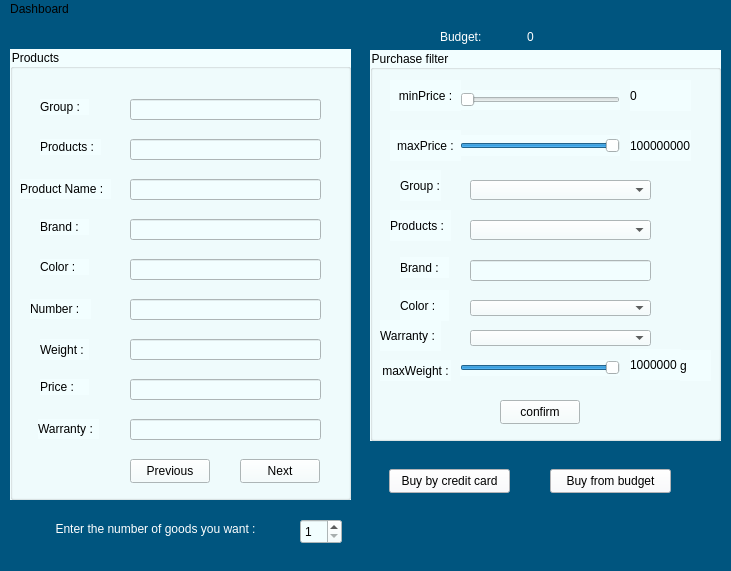
This is Login_And_Admin/client.ui in AP-projects-4001/esm-nadarim as Qt 5 draws it before an edit. The edited form follows.
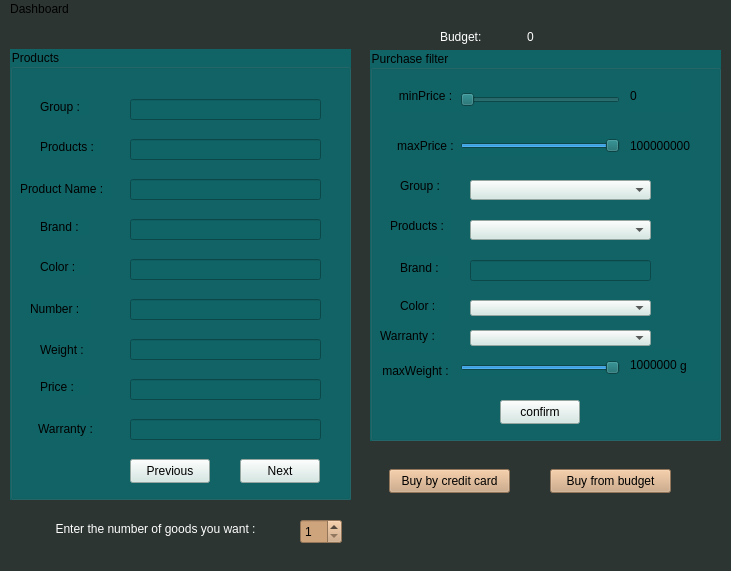
This is the edited form.

```diff
--- a/Login_And_Admin/client.ui
+++ b/Login_And_Admin/client.ui
@@ -26,7 +26,7 @@
    <string>MainWindow</string>
   </property>
   <property name="styleSheet">
-   <string notr="true">background-color: rgb(0, 85, 127);</string>
+   <string notr="true">background-color: #2C3531</string>
   </property>
   <widget class="QWidget" name="centralwidget">
    <widget class="QGroupBox" name="groupBox_2">
@@ -39,7 +39,7 @@
      </rect>
     </property>
     <property name="styleSheet">
-     <string notr="true">background-color: rgb(242, 254, 255);
+     <string notr="true">background-color: #116466;
 font: 600 9pt &quot;Segoe UI&quot;;</string>
     </property>
     <property name="title">
@@ -162,6 +162,9 @@
        <height>20</height>
       </rect>
      </property>
+     <property name="styleSheet">
+      <string notr="true">background-color: #D1E8E2</string>
+     </property>
      <item>
       <property name="text">
        <string/>
@@ -222,6 +225,9 @@
        <height>20</height>
       </rect>
      </property>
+     <property name="styleSheet">
+      <string notr="true">background-color: #D1E8E2</string>
+     </property>
      <item>
       <property name="text">
        <string/>
@@ -308,7 +314,7 @@
       </rect>
      </property>
      <property name="styleSheet">
-      <string notr="true"/>
+      <string notr="true">background-color: #D1E8E2</string>
      </property>
      <item>
       <property name="text">
@@ -422,6 +428,9 @@
        <height>24</height>
       </rect>
      </property>
+     <property name="styleSheet">
+      <string notr="true">background-color: #D1E8E2</string>
+     </property>
      <property name="text">
       <string>confirm</string>
      </property>
@@ -451,6 +460,9 @@
        <height>16</height>
       </rect>
      </property>
+     <property name="styleSheet">
+      <string notr="true">background-color: #D1E8E2</string>
+     </property>
      <item>
       <property name="text">
        <string/>
@@ -582,7 +594,8 @@
      </rect>
     </property>
     <property name="styleSheet">
-     <string notr="true">background-color: rgb(242, 254, 255);</string>
+     <string notr="true">background-color: rgb(206, 164, 124);
+font: 600 9pt &quot;Segoe UI&quot;;</string>
     </property>
     <property name="minimum">
      <number>1</number>
@@ -621,7 +634,7 @@
      </rect>
     </property>
     <property name="styleSheet">
-     <string notr="true">background-color: rgb(242, 254, 255);
+     <string notr="true">background-color: #116466;
 font: 600 9pt &quot;Segoe UI&quot;;</string>
     </property>
     <property name="title">
@@ -844,6 +857,10 @@
        <height>21</height>
       </rect>
      </property>
+     <property name="styleSheet">
+      <string notr="true">border-color: rgb(206, 164, 124);
+</string>
+     </property>
      <property name="readOnly">
       <bool>true</bool>
      </property>
@@ -870,6 +887,9 @@
        <height>24</height>
       </rect>
      </property>
+     <property name="styleSheet">
+      <string notr="true">background-color: #D1E8E2</string>
+     </property>
      <property name="text">
       <string>Next</string>
      </property>
@@ -883,6 +903,9 @@
        <height>24</height>
       </rect>
      </property>
+     <property name="styleSheet">
+      <string notr="true">background-color: #D1E8E2</string>
+     </property>
      <property name="text">
       <string>Previous</string>
      </property>
@@ -898,7 +921,8 @@
      </rect>
     </property>
     <property name="styleSheet">
-     <string notr="true">background-color: rgb(249, 250, 255);
+     <string notr="true">
+background-color: rgb(206, 164, 124);
 font: 600 9pt &quot;Segoe UI&quot;;</string>
     </property>
     <property name="text">
@@ -915,7 +939,7 @@
      </rect>
     </property>
     <property name="styleSheet">
-     <string notr="true">background-color: rgb(249, 250, 255);
+     <string notr="true">background-color: rgb(206, 164, 124);
 font: 600 9pt &quot;Segoe UI&quot;;</string>
     </property>
     <property name="text">
@@ -929,7 +953,7 @@
      <x>0</x>
      <y>0</y>
      <width>731</width>
-     <height>21</height>
+     <height>17</height>
     </rect>
    </property>
    <widget class="QMenu" name="menuDashboard">
```
